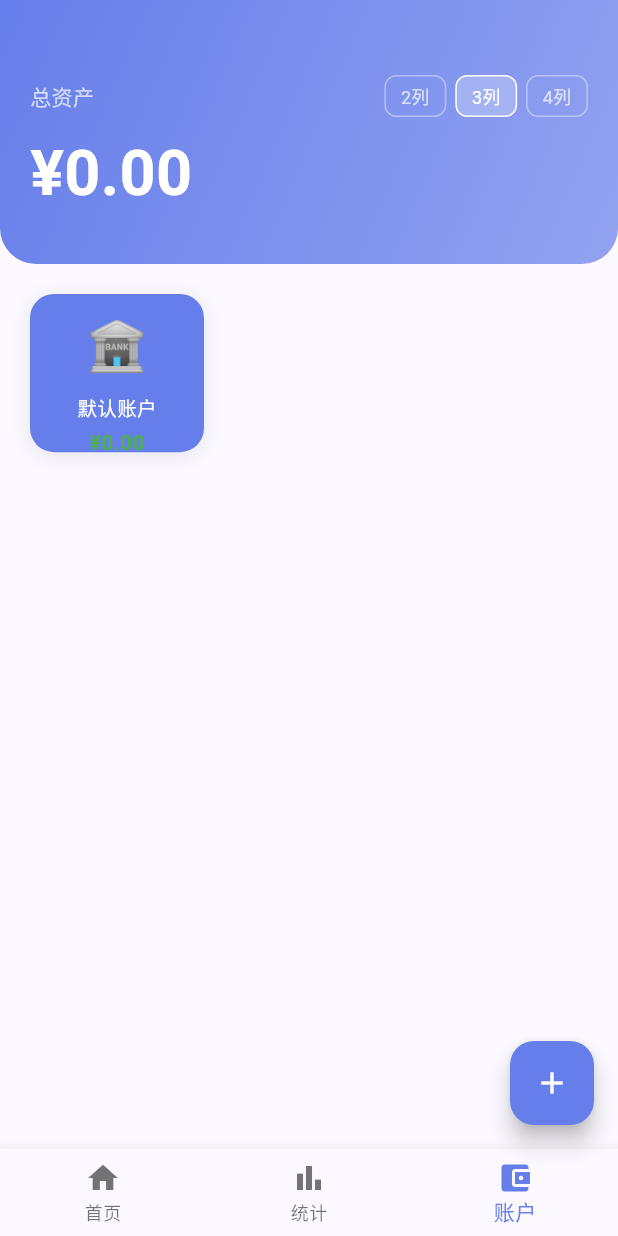
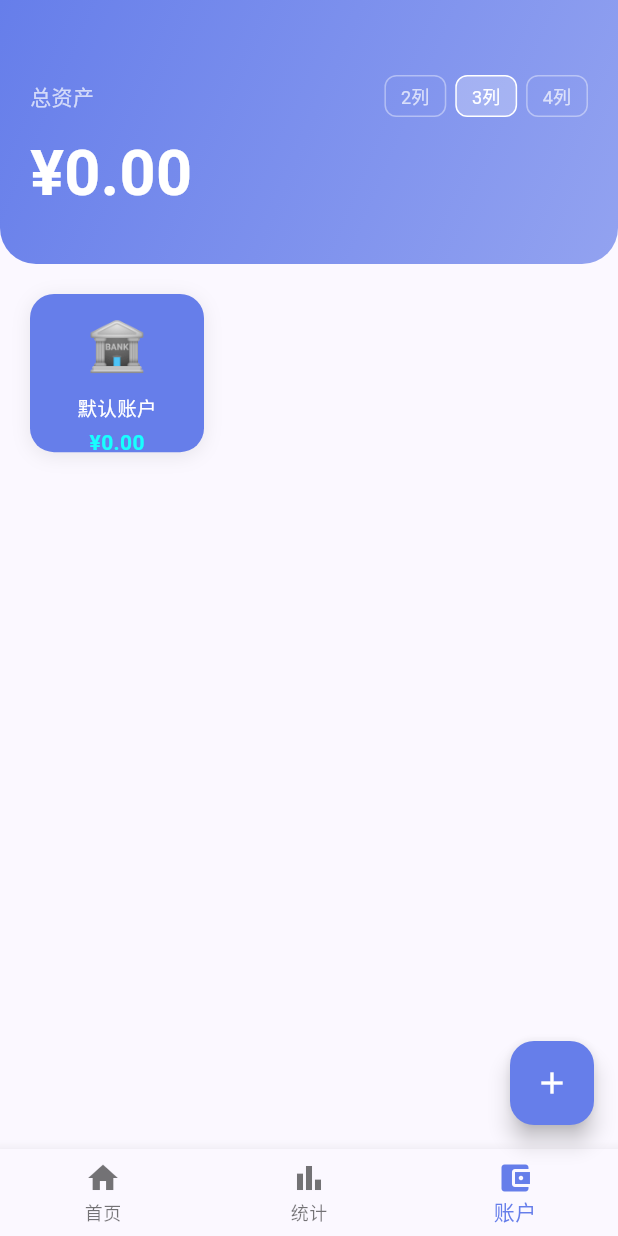
Before and after one commit to shouyangliu/wallet, a Flutter app: the screen it shows after launch, item 3 of the bottom bar chosen, on a phone screen of 412 x 824 dp. Run offline on Flutter 3.47's test engine with Material 3 defaults, Android fonts, the phone set to English and light mode, and no system bars; our stand-ins replace fl_chart, shared_preferences.

Commit message:
账户余额颜色自动调整，根据背景色使用蓝绿色系

```diff
--- a/lib/main.dart
+++ b/lib/main.dart
@@ -368,6 +368,14 @@ class _HomePageState extends State<HomePage> {
     );
   }
 
+  Color _getBalanceColor(int backgroundColor) {
+    final brightness = ThemeData.estimateBrightnessForColor(Color(backgroundColor));
+    // 蓝绿色系：根据背景亮度自动调整
+    return brightness == Brightness.dark
+        ? Colors.cyanAccent // 深色背景用亮青色
+        : const Color(0xFF006064); // 浅色背景用深青色
+  }
+
   Widget _buildHome() {
     final now = DateTime.now();
     final monthIncome = _transactions
@@ -866,9 +874,7 @@ class _HomePageState extends State<HomePage> {
                                  style: TextStyle(
                                    fontSize: 14,
                                    fontWeight: FontWeight.bold,
-                                  color: a.balance >= 0
-                                      ? Colors.green
-                                      : Colors.red,
+                                   color: _getBalanceColor(a.color),
                                  ),
                               ),
                             ],
```
Lines whose indentation alone changed are shown as unchanged.
